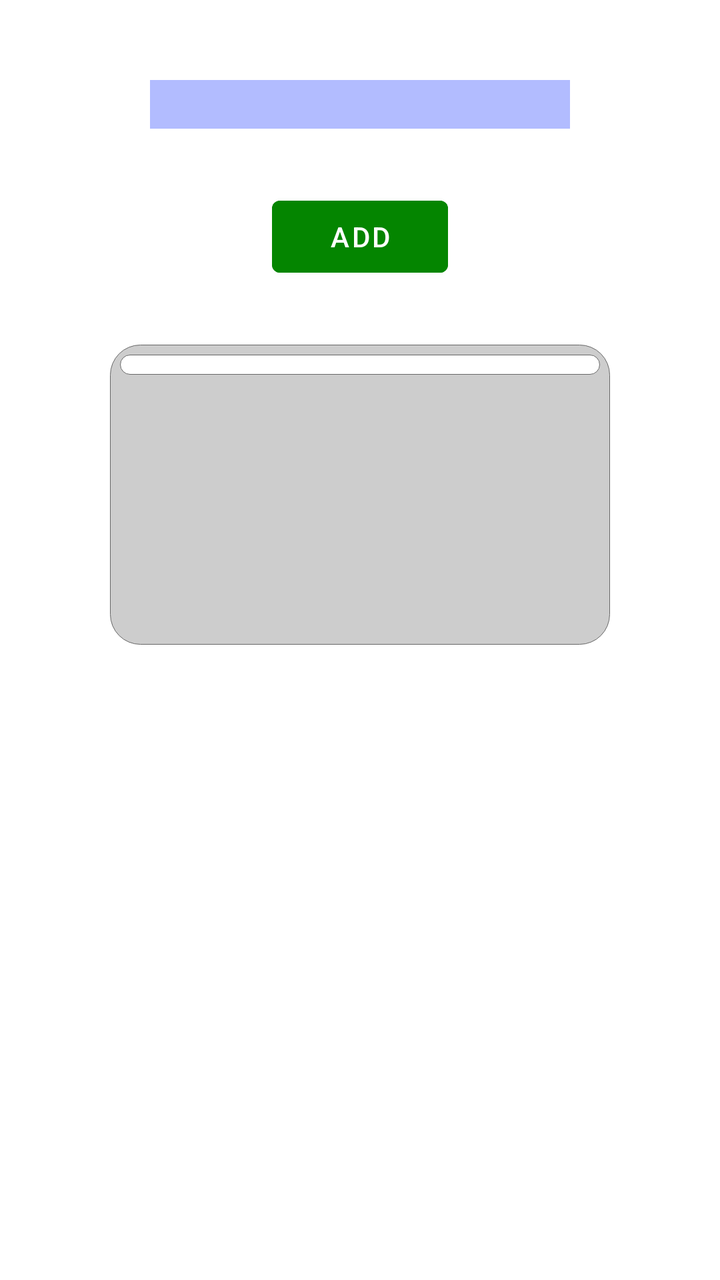
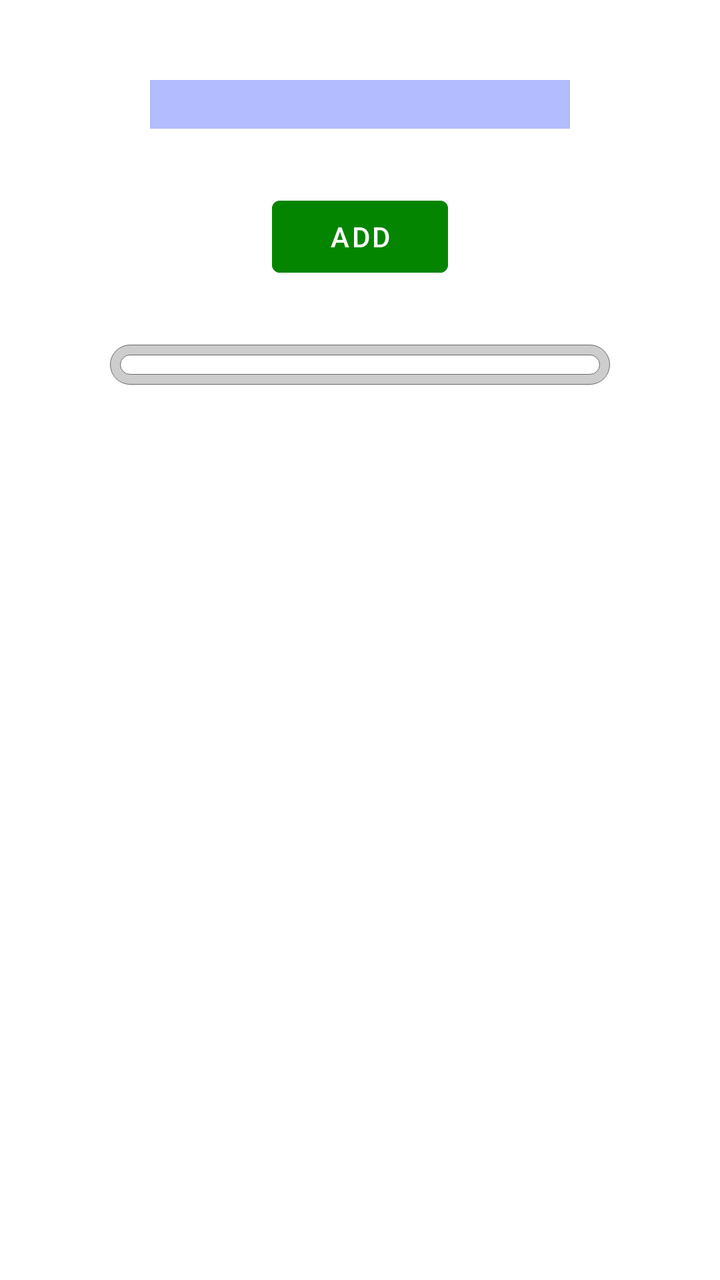

Before-and-after screenshots of an Android layout around one commit, followed by the original layout XML and the change that was made.
<!-- AndroidManifest.xml: application theme Theme.LearningVocabulary -->
<!-- res/layout/fragment_add_language.xml -->
<?xml version="1.0" encoding="utf-8"?>
<androidx.constraintlayout.widget.ConstraintLayout xmlns:android="http://schemas.android.com/apk/res/android"
    xmlns:app="http://schemas.android.com/apk/res-auto"
    xmlns:tools="http://schemas.android.com/tools"
    android:layout_width="match_parent"
    android:layout_height="match_parent"
    tools:context=".ui.language.AddLanguageFragment">

    <LinearLayout
        android:id="@+id/input_with_btn_layout"
        android:layout_width="match_parent"
        android:layout_height="match_parent"
        android:gravity="center_horizontal"
        android:orientation="vertical"
        android:paddingTop="15dp"
        tools:layout_editor_absoluteX="100dp"
        tools:layout_editor_absoluteY="-26dp">

        <EditText
            android:id="@+id/new_language_field"
            android:layout_width="wrap_content"
            android:layout_height="wrap_content"
            android:background="@color/input_color"
            android:layout_marginTop="25dp"
            android:ems="10"
            android:inputType="text"
            android:textIsSelectable="true"
            android:text="" />

        <Button
            android:id="@+id/add_language_btn"
            android:layout_width="wrap_content"
            android:layout_height="wrap_content"
            android:layout_gravity="center_horizontal"
            android:layout_marginTop="30dp"
            android:backgroundTint="@color/button_color"
            android:text="Add"
            app:layout_constraintStart_toEndOf="@+id/new_language_field" />

        <LinearLayout
            android:layout_width="250dp"
            android:layout_height="wrap_content"
            android:layout_marginTop="30dp"
            android:layout_marginBottom="30dp"
            android:minHeight="150dp"
            android:padding="5dp"
            android:background="@drawable/table"
            android:orientation="vertical">

            <LinearLayout
                android:layout_width="match_parent"
                android:layout_height="wrap_content"
                android:padding="5dp"
                android:background="@drawable/table_inner"
                android:orientation="vertical"
                >

            <androidx.recyclerview.widget.RecyclerView
                android:id="@+id/languages"
                android:layout_width="match_parent"
                android:layout_height="match_parent"
                android:overScrollMode="ifContentScrolls"
                android:textAlignment="center"
                android:visibility="visible"
                tools:visibility="visible"/>

        </LinearLayout>
        </LinearLayout>

    </LinearLayout>

</androidx.constraintlayout.widget.ConstraintLayout>
<!-- resources referenced by this layout -->
<resources>
  <color name="button_color">#048500</color>
  <color name="input_color">#B2BCFF</color>
  <!-- drawable table (drawable) -->
  <?xml version="1.0" encoding="utf-8"?>
  <shape xmlns:android="http://schemas.android.com/apk/res/android"
      android:shape="rectangle">
      <stroke
          android:width="1px"
          android:color="#676767" />
      <corners android:radius="15dp" />
      <solid android:color="#CDCDCD"/>
  </shape>
  <!-- drawable table_inner (drawable) -->
  <?xml version="1.0" encoding="utf-8"?>
  <shape xmlns:android="http://schemas.android.com/apk/res/android"
      android:shape="rectangle">
      <stroke
          android:width="1px"
          android:color="#676767" />
      <corners android:radius="15dp" />
      <solid android:color="#FFFFFF"/>
  </shape>
  <style name="Theme.LearningVocabulary" parent="Theme.MaterialComponents.DayNight.DarkActionBar">
          
          <item name="colorPrimary">@color/purple_500</item>
          <item name="colorPrimaryVariant">@color/purple_700</item>
          <item name="colorOnPrimary">@color/white</item>
          
          <item name="colorSecondary">@color/teal_200</item>
          <item name="colorSecondaryVariant">@color/teal_700</item>
          <item name="colorOnSecondary">@color/black</item>
          
          <item name="android:statusBarColor">?attr/colorPrimaryVariant</item>
          
      </style>
  <color name="purple_500">#FF6200EE</color>
  <color name="purple_700">#FF3700B3</color>
  <color name="white">#FFFFFFFF</color>
  <color name="teal_200">#FF03DAC5</color>
  <color name="teal_700">#FF018786</color>
  <color name="black">#FF000000</color>
</resources>

<!-- the commit's change to res/layout/fragment_add_language.xml (unified diff, before → after) -->
@@ -42,7 +42,6 @@
             android:layout_height="wrap_content"
             android:layout_marginTop="30dp"
             android:layout_marginBottom="30dp"
-            android:minHeight="150dp"
             android:padding="5dp"
             android:background="@drawable/table"
             android:orientation="vertical">
